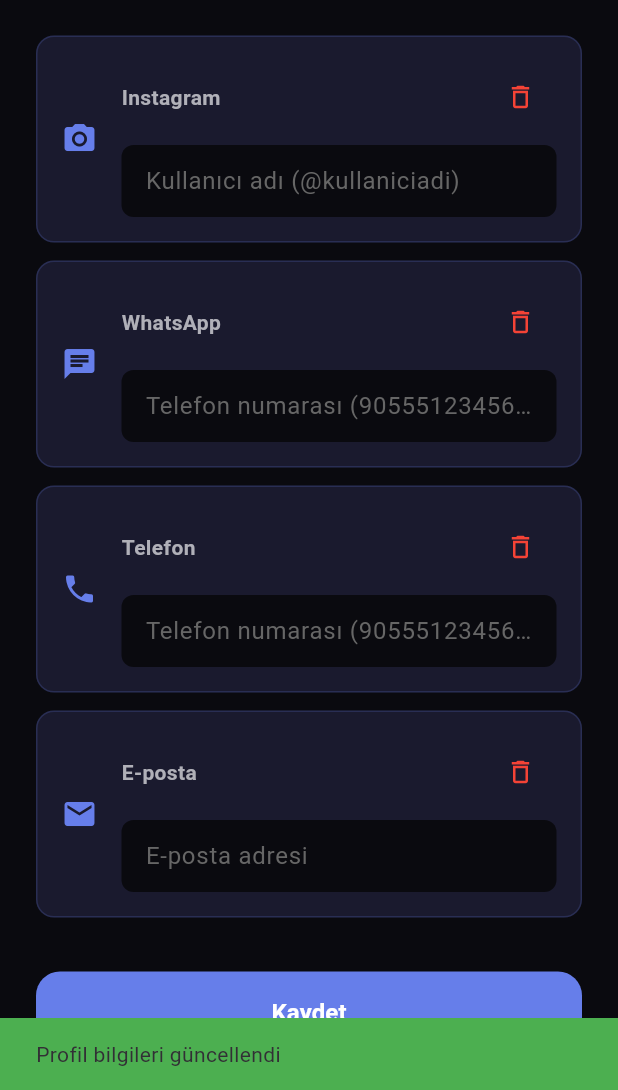
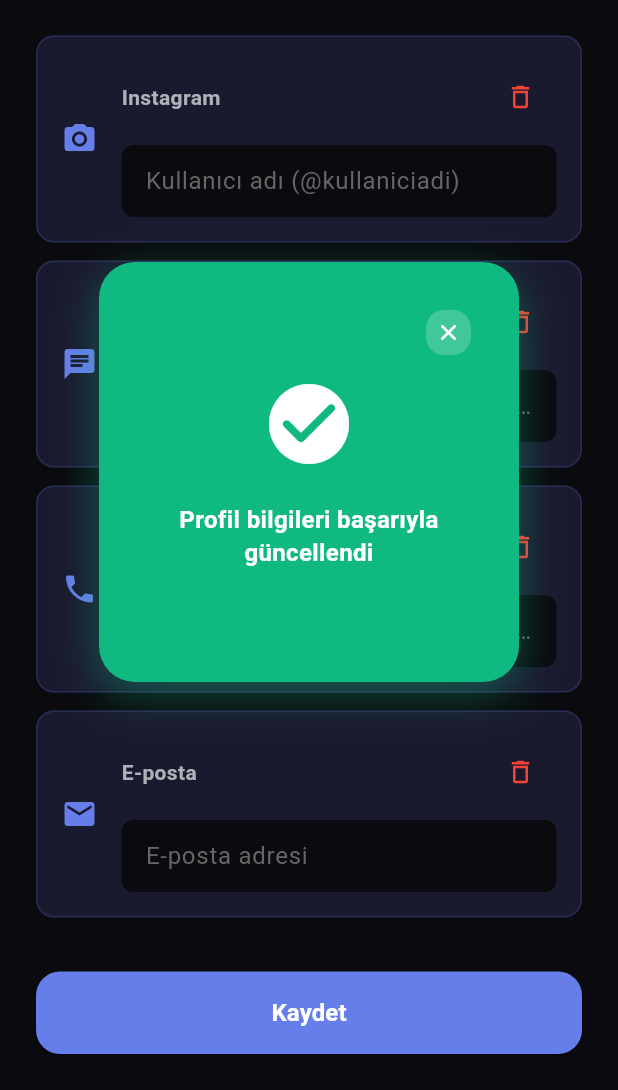
Before and after one commit to yemrecoskun/dahi-one, a Flutter app: the ContactInfoScreen screen opened by its route, scrolled down 31 dp, after a tap on "Kaydet", on a phone screen of 412 x 824 dp, the part 146-1236 px from its top. Run offline on Flutter 3.47's test engine with Material 3 defaults, Android fonts, the phone set to English and light mode, and no system bars; our stand-ins replace cloud_firestore, firebase_auth, firebase_core, go_router, google_sign_in, package_info_plus and 2 more; missing offline and left inert: nfc_manager; accounts and stored records are empty; Roboto replaces fonts that are missing (Poppins); project files that could hold a hidden picture were left out.

Commit message:
değişiklikler

```diff
--- a/dahis-mobile/lib/screens/character_detail_screen.dart
+++ b/dahis-mobile/lib/screens/character_detail_screen.dart
@@ -35,7 +35,6 @@
         _isLoading = false;
       });
     } catch (e) {
-      print('⚠️  Karakter yüklenirken hata: $e');
       // Hata durumunda local data kullan
       setState(() {
         _character = Character.getCharacters()[widget.characterId];
--- a/dahis-mobile/lib/screens/characters_screen.dart
+++ b/dahis-mobile/lib/screens/characters_screen.dart
@@ -37,7 +37,6 @@
         _isLoading = false;
       });
     } catch (e) {
-      print('⚠️  Veri yüklenirken hata: $e');
       setState(() {
         _characters = Character.getCharacters();
         _isLoading = false;
--- a/dahis-mobile/lib/screens/contact_info_screen.dart
+++ b/dahis-mobile/lib/screens/contact_info_screen.dart
@@ -1,6 +1,7 @@
 import 'package:flutter/material.dart';
 import 'package:go_router/go_router.dart';
 import '../services/auth_service.dart';
+import '../widgets/custom_toast.dart';
 
 class ContactInfoScreen extends StatefulWidget {
   const ContactInfoScreen({super.key});
@@ -62,7 +63,6 @@
         });
       }
     } catch (e) {
-      print('Profil yükleme hatası: $e');
     } finally {
       setState(() => _isLoading = false);
     }
@@ -80,24 +80,18 @@
     try {
       await _authService.updateProfileLinks(_profileLinks);
       if (mounted) {
-        ScaffoldMessenger.of(context).showSnackBar(
-          const SnackBar(
-            content: Text('Profil bilgileri güncellendi'),
-            backgroundColor: Colors.green,
-            duration: Duration(seconds: 2),
-          ),
-        );
+        CustomToast.showSuccess(context, 'Profil bilgileri başarıyla güncellendi');
       }
     } catch (e) {
-      print('Profil kaydetme hatası: $e');
       if (mounted) {
-        ScaffoldMessenger.of(context).showSnackBar(
-          SnackBar(
-            content: Text('Hata: ${e.toString()}'),
-            backgroundColor: Colors.red,
-            duration: const Duration(seconds: 3),
-          ),
-        );
+        String errorMessage = 'Profil bilgileri güncellenirken bir sorun oluştu.';
+        final errorStr = e.toString().toLowerCase();
+        if (errorStr.contains('network') || errorStr.contains('connection') || errorStr.contains('internet')) {
+          errorMessage = 'İnternet bağlantınızı kontrol edin.';
+        } else if (errorStr.contains('permission') || errorStr.contains('unauthorized')) {
+          errorMessage = 'Bu işlem için yetkiniz bulunmuyor.';
+        }
+        CustomToast.showError(context, errorMessage);
       }
     } finally {
       setState(() => _isSaving = false);
@@ -119,13 +113,7 @@
 
     if (availableContacts.isEmpty) {
       if (mounted) {
-        ScaffoldMessenger.of(context).showSnackBar(
-          const SnackBar(
-            content: Text('Tüm iletişim bilgileri zaten eklenmiş'),
-            backgroundColor: Colors.orange,
-            duration: Duration(seconds: 2),
-          ),
-        );
+        CustomToast.showWarning(context, 'Tüm iletişim bilgileri zaten eklenmiş');
       }
       return;
     }
--- a/dahis-mobile/lib/screens/episode_detail_screen.dart
+++ b/dahis-mobile/lib/screens/episode_detail_screen.dart
@@ -36,7 +36,6 @@
         _isLoading = false;
       });
     } catch (e) {
-      print('⚠️  Sezon yüklenirken hata: $e');
       // Hata durumunda local data kullan
       setState(() {
         _season = Season.getSeasons()[widget.seasonId];
--- a/dahis-mobile/lib/screens/home_screen.dart
+++ b/dahis-mobile/lib/screens/home_screen.dart
@@ -33,7 +33,6 @@
         _isLoading = false;
       });
     } catch (e) {
-      print('⚠️  Veri yüklenirken hata: $e');
       setState(() {
         _characters = Character.getCharacters();
         _isLoading = false;
--- a/dahis-mobile/lib/screens/profile_screen.dart
+++ b/dahis-mobile/lib/screens/profile_screen.dart
@@ -27,7 +27,6 @@
     try {
       await _authService.getUserData();
     } catch (e) {
-      print('Profil yükleme hatası: $e');
     } finally {
       setState(() => _isLoading = false);
     }
--- a/dahis-mobile/lib/screens/season_detail_screen.dart
+++ b/dahis-mobile/lib/screens/season_detail_screen.dart
@@ -35,7 +35,6 @@
         _isLoading = false;
       });
     } catch (e) {
-      print('⚠️  Sezon yüklenirken hata: $e');
       // Hata durumunda local data kullan
       setState(() {
         _season = Season.getSeasons()[widget.seasonId];
--- a/dahis-mobile/lib/screens/seasons_screen.dart
+++ b/dahis-mobile/lib/screens/seasons_screen.dart
@@ -30,7 +30,6 @@
         _isLoading = false;
       });
     } catch (e) {
-      print('⚠️  Veri yüklenirken hata: $e');
       setState(() {
         _seasons = Season.getSeasons();
         _isLoading = false;
--- a/dahis-mobile/lib/services/data_service.dart
+++ b/dahis-mobile/lib/services/data_service.dart
@@ -36,7 +36,6 @@
 
       return characters;
     } catch (e) {
-      print('⚠️  Firestore\'dan karakterler çekilemedi: $e');
       // Hata durumunda local data döndür
       return Character.getCharacters();
     }
@@ -85,7 +84,6 @@
 
       return seasons;
     } catch (e) {
-      print('⚠️  Firestore\'dan sezonlar çekilemedi: $e');
       // Hata durumunda local data döndür
       return Season.getSeasons();
     }
@@ -113,7 +111,6 @@
         fullDescription: data['fullDescription'] ?? '',
       );
     } catch (e) {
-      print('⚠️  Firestore\'dan karakter çekilemedi: $e');
       return Character.getCharacters()[characterId];
     }
   }
@@ -156,7 +153,6 @@
         episodes: episodes,
       );
     } catch (e) {
-      print('⚠️  Firestore\'dan sezon çekilemedi: $e');
       return Season.getSeasons()[seasonId];
     }
   }
--- a/dahis-mobile/lib/services/version_check_service.dart
+++ b/dahis-mobile/lib/services/version_check_service.dart
@@ -46,7 +46,6 @@
       }
     } catch (e) {
       // Hata durumunda sessizce devam et (uygulama çalışmaya devam eder)
-      print('Version check error: $e');
     }
   }
 
--- a/dahis-mobile/lib/widgets/custom_toast.dart
+++ b/dahis-mobile/lib/widgets/custom_toast.dart
@@ -143,10 +143,11 @@
             child: Material(
               color: Colors.transparent,
               child: Container(
-                constraints: const BoxConstraints(maxWidth: 400),
+                width: 280,
+                height: 280,
                 decoration: BoxDecoration(
                   color: _getBackgroundColor(),
-                  borderRadius: BorderRadius.circular(20),
+                  borderRadius: BorderRadius.circular(24),
                   boxShadow: [
                     BoxShadow(
                       color: _getBackgroundColor().withOpacity(0.4),
@@ -156,40 +157,21 @@
                     ),
                   ],
                 ),
-                padding: const EdgeInsets.symmetric(
-                  horizontal: 20,
-                  vertical: 16,
-                ),
-                child: Row(
-                  mainAxisSize: MainAxisSize.min,
+                padding: const EdgeInsets.all(24),
+                child: Stack(
                   children: [
-                    Icon(
-                      _getIcon(),
-                      color: Colors.white,
-                      size: 24,
-                    ),
-                    const SizedBox(width: 12),
-                    Flexible(
-                      child: Text(
-                        widget.message,
-                        style: const TextStyle(
-                          color: Colors.white,
-                          fontSize: 15,
-                          fontWeight: FontWeight.w500,
-                          height: 1.4,
-                        ),
-                        textAlign: TextAlign.center,
-                      ),
-                    ),
-                    const SizedBox(width: 8),
-                    GestureDetector(
+                    // Kapat butonu sağ üstte
+                    Positioned(
+                      top: 8,
+                      right: 8,
+                      child: GestureDetector(
                         onTap: () {
                           _controller.reverse().then((_) {
                             widget.onDismiss();
                           });
                         },
                         child: Container(
-                        padding: const EdgeInsets.all(4),
+                          padding: const EdgeInsets.all(6),
                           decoration: BoxDecoration(
                             color: Colors.white.withOpacity(0.2),
                             borderRadius: BorderRadius.circular(12),
@@ -199,6 +181,35 @@
                             color: Colors.white,
                             size: 18,
                           ),
+                        ),
+                      ),
+                    ),
+                    // İçerik (ikon + mesaj)
+                    Center(
+                      child: Column(
+                        mainAxisAlignment: MainAxisAlignment.center,
+                        children: [
+                          Icon(
+                            _getIcon(),
+                            color: Colors.white,
+                            size: 64,
+                          ),
+                          const SizedBox(height: 20),
+                          Flexible(
+                            child: Text(
+                              widget.message,
+                              style: const TextStyle(
+                                color: Colors.white,
+                                fontSize: 16,
+                                fontWeight: FontWeight.w600,
+                                height: 1.4,
+                              ),
+                              textAlign: TextAlign.center,
+                              maxLines: 4,
+                              overflow: TextOverflow.ellipsis,
+                            ),
+                          ),
+                        ],
                       ),
                     ),
                   ],
```
Also changed, not shown: dahis-mobile/lib/screens/device_detail_screen.dart (+29 -34 lines), dahis-mobile/lib/screens/devices_screen.dart (+45 -18 lines), dahis-mobile/lib/screens/login_screen.dart (+25 -27 lines), dahis-mobile/lib/services/auth_service.dart (+34 -50 lines). Lines whose indentation alone changed are shown as unchanged.
